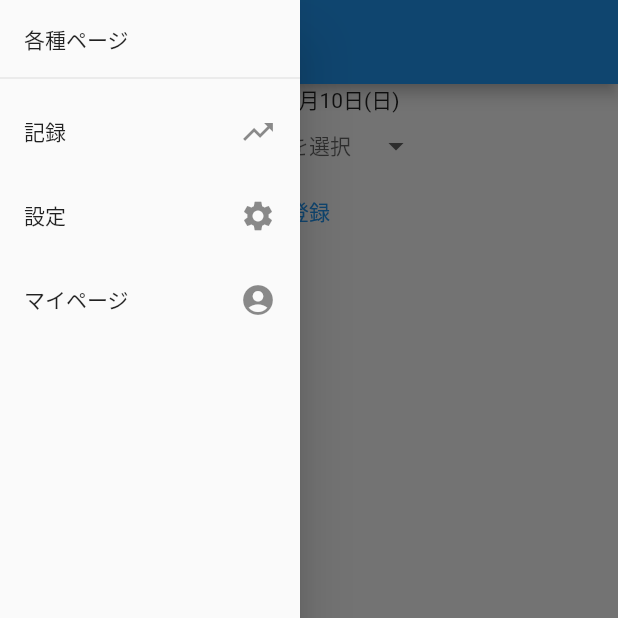
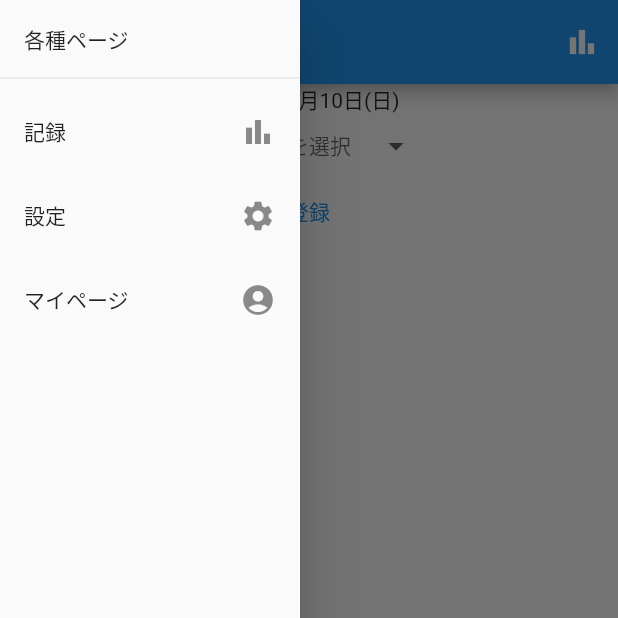
Before and after one commit to matttake/Habitual_Records, a Flutter app: the Home screen opened directly, with the side drawer open, on a phone screen of 412 x 824 dp, the top half of it. Run offline on Flutter 3.47's test engine with Material 2 defaults, Android fonts, the phone set to English and light mode, and no system bars; drawn by our look-alikes of dropdown_button2; our stand-ins replace cloud_firestore, firebase_auth, firebase_core, flutter_riverpod; accounts and stored records are empty.

Commit message:
Introduction of the "fl_chart" package

```diff
--- a/lib/home/home.dart
+++ b/lib/home/home.dart
@@ -12,16 +12,16 @@ class Home extends StatelessWidget {
     return Scaffold(
       appBar: AppBar(
         title: const Text("習慣化記録"),
-        // actions: [
-        //   IconButton(
-        //     // Screen transition to loginPage
-        //     onPressed: () {
-        //       Navigator.push(
-        //           context, MaterialPageRoute(builder: (context) => Login()));
-        //     },
-        //     icon: const Icon(Icons.login),
-        //   ),
-        // ],
+        actions: [
+          IconButton(
+            // Screen transition to loginPage
+            onPressed: () {
+              Navigator.push(
+                  context, MaterialPageRoute(builder: (context) => Record()));
+            },
+            icon: const Icon(Icons.bar_chart),
+          ),
+        ],
       ),
       drawerEdgeDragWidth: 0,
       drawer: Container(
@@ -37,7 +37,7 @@ class Home extends StatelessWidget {
                     )),
                 ListTile(
                   title: Text("記録"),
-                  trailing: Icon(Icons.trending_up),
+                  trailing: Icon(Icons.bar_chart),
                   onTap: () {
                     Navigator.push(context,
                         MaterialPageRoute(builder: (context) => Record()));
--- a/lib/home/home_model.dart
+++ b/lib/home/home_model.dart
@@ -48,7 +48,9 @@ class HomeModel extends ChangeNotifier {
           .collection('users')
           .doc(user_id)
           .collection(year)
-          .doc(month);
+          .doc(month)
+          .collection(day)
+          .doc();
 
       try {
         await doc.set({
--- a/pubspec.yaml
+++ b/pubspec.yaml
@@ -22,6 +22,9 @@ dependencies:
   intl: ^0.17.0
   flutter_hooks: ^0.18.2+1
   hooks_riverpod: ^1.0.3
+  fl_chart: ^0.50.1
+
+
 
 
 
```
Also changed, not shown: lib/record/record.dart (+18 -7 lines), pubspec.lock.
